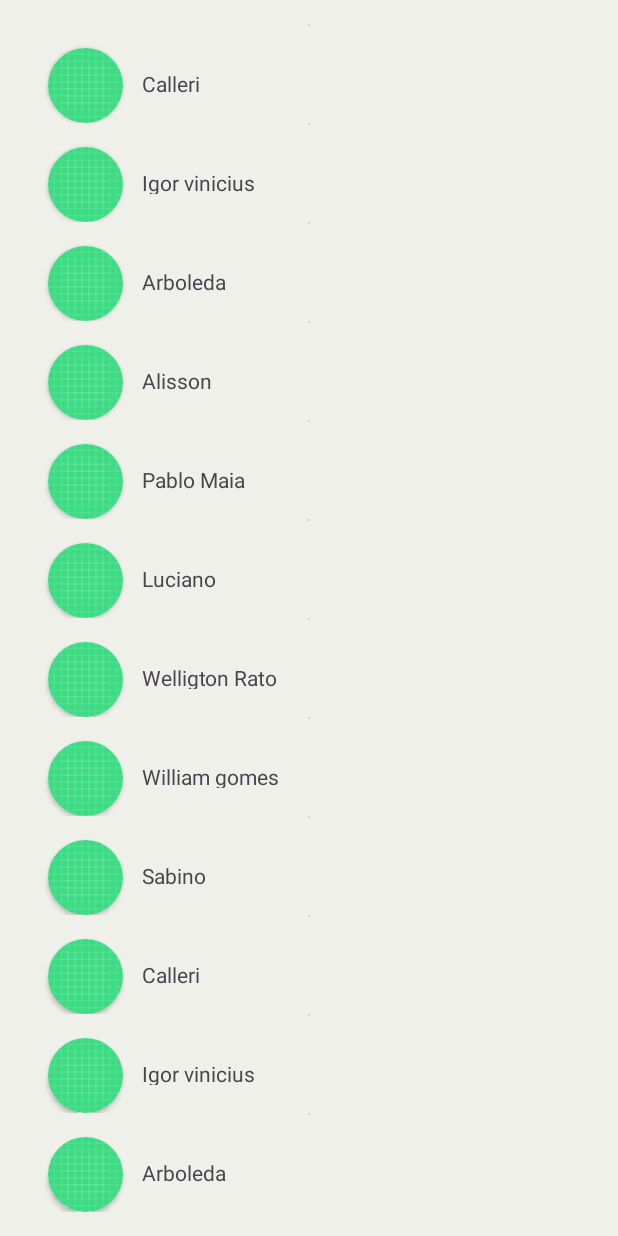
After one commit to Rafinha003/Aplicativo_cadastro, an Android app: the TelaListagem screen opened directly, with no data from a screen before it, on a phone screen of 412 x 824 dp. The commit adds this screen. Run offline under Robolectric (Android 15) with nearby library versions, the phone set to English and light mode, and no system bars.

Commit message:
Criação do funcionamento da lista

```diff
--- a/app/build.gradle.kts
+++ b/app/build.gradle.kts
@@ -15,6 +15,10 @@ android {
         versionName = "1.0"
 
         testInstrumentationRunner = "androidx.test.runner.AndroidJUnitRunner"
+    }
+
+    viewBinding{
+        enable = true
     }
 
     buildTypes {
@@ -38,6 +42,7 @@ dependencies {
     implementation("androidx.appcompat:appcompat:1.6.1")
     implementation("com.google.android.material:material:1.8.0")
     implementation("androidx.constraintlayout:constraintlayout:2.1.4")
+    implementation("androidx.activity:activity:1.8.0")
     testImplementation("junit:junit:4.13.2")
     androidTestImplementation("androidx.test.ext:junit:1.1.5")
     androidTestImplementation("androidx.test.espresso:espresso-core:3.5.1")
--- a/app/src/main/AndroidManifest.xml
+++ b/app/src/main/AndroidManifest.xml
@@ -13,6 +13,12 @@
         android:theme="@style/Theme.AplicativoDeCadastro"
         tools:targetApi="31">
         <activity
+            android:name=".TelaListagem"
+            android:exported="false" />
+        <activity
+            android:name=".TelaListagemNome"
+            android:exported="false" />
+        <activity
             android:name=".TelaCadsatro"
             android:exported="false" />
         <activity
--- /dev/null
+++ b/app/src/main/java/com/example/aplicativodecadastro/Adapter.kt
@@ -0,0 +1,33 @@
+package com.example.aplicativodecadastro
+
+import android.view.LayoutInflater
+import android.view.ViewGroup
+import android.view.View
+import android.widget.TextView
+import androidx.recyclerview.widget.RecyclerView
+
+
+class Adapter(
+    private val myList: List<String>
+) : RecyclerView.Adapter<Adapter.MyViewHolder>() {
+
+    class MyViewHolder(itemView: View): RecyclerView.ViewHolder(itemView){
+       val textName: TextView = itemView.findViewById(R.id.textView)
+    }
+
+    //criar cada linha no layout
+    override fun onCreateViewHolder(parent: ViewGroup, viewType: Int): MyViewHolder {
+       val itemView = LayoutInflater.from(parent.context).inflate(R.layout.item_adapter, parent, false)
+        return MyViewHolder(itemView)
+    }
+
+    //retornar o tamanho da lista
+    override fun getItemCount() = myList.size
+
+    //método exibir informações
+    override fun onBindViewHolder(holder: MyViewHolder, position: Int) {
+       val name = myList[position]
+
+        holder.textName.text = name
+    }
+}
--- a/app/src/main/java/com/example/aplicativodecadastro/MainActivity.kt
+++ b/app/src/main/java/com/example/aplicativodecadastro/MainActivity.kt
@@ -6,6 +6,7 @@ import android.os.Bundle
 import android.widget.Button
 import android.widget.EditText
 import android.widget.Toast
+
 
 
 class MainActivity : AppCompatActivity() {
@@ -31,6 +32,8 @@ class MainActivity : AppCompatActivity() {
 
             if ( username == usuarioCadastrado && password == senhaCadastrado && email == emailCadastrado) {
                 Toast.makeText(this, "Bem-vindo, $usuarioCadastrado!", Toast.LENGTH_SHORT).show()
+                val intent = Intent(this, TelaListagem::class.java)
+                startActivity(intent)
             } else if(username.isEmpty() || password.isEmpty() || email.isEmpty()) {
                 Toast.makeText(this, "Digite todas as informações para login", Toast.LENGTH_SHORT).show()
             } else{
--- /dev/null
+++ b/app/src/main/java/com/example/aplicativodecadastro/TelaListagem.kt
@@ -0,0 +1,54 @@
+package com.example.aplicativodecadastro
+
+import android.os.Bundle
+import androidx.appcompat.app.AppCompatActivity
+import androidx.recyclerview.widget.LinearLayoutManager
+import com.example.aplicativodecadastro.databinding.ActivityTelaListagemBinding
+
+private lateinit var biding: ActivityTelaListagemBinding
+
+class TelaListagem : AppCompatActivity() {
+    override fun onCreate(savedInstanceState: Bundle?) {
+        super.onCreate(savedInstanceState)
+         biding = ActivityTelaListagemBinding.inflate(layoutInflater)
+        setContentView(biding.root)
+
+        initRecycleView()
+    }
+
+    private fun initRecycleView(){
+        biding.recyclerView.layoutManager = LinearLayoutManager(this)
+        biding.recyclerView.setHasFixedSize(true)
+        biding.recyclerView.adapter = Adapter(getList())
+    }
+
+    private fun getList() = listOf(
+        "Calleri",
+        "Igor vinicius",
+        "Arboleda",
+        "Alisson",
+        "Pablo Maia",
+        "Luciano",
+        "Welligton Rato",
+        "William gomes",
+        "Sabino",
+        "Calleri",
+        "Igor vinicius",
+        "Arboleda",
+        "Alisson",
+        "Pablo Maia",
+        "Luciano",
+        "Welligton Rato",
+        "William gomes",
+        "Sabino",
+        "Calleri",
+        "Igor vinicius",
+        "Arboleda",
+        "Alisson",
+        "Pablo Maia",
+        "Luciano",
+        "Welligton Rato",
+        "William gomes",
+        "Sabino"
+    )
+}
--- a/app/src/main/res/layout/activity_tela_cadsatro.xml
+++ b/app/src/main/res/layout/activity_tela_cadsatro.xml
@@ -4,7 +4,7 @@
     xmlns:tools="http://schemas.android.com/tools"
     android:layout_width="match_parent"
     android:layout_height="match_parent"
-    tools:context=".MainActivity"
+    tools:context=".TelaCadsatro"
     android:orientation="vertical"
     android:padding="16dp"
     android:background="#EFF0EA">
--- /dev/null
+++ b/app/src/main/res/layout/activity_tela_listagem.xml
@@ -0,0 +1,17 @@
+<?xml version="1.0" encoding="utf-8"?>
+<androidx.constraintlayout.widget.ConstraintLayout xmlns:android="http://schemas.android.com/apk/res/android"
+    xmlns:app="http://schemas.android.com/apk/res-auto"
+    xmlns:tools="http://schemas.android.com/tools"
+    android:layout_width="match_parent"
+    android:layout_height="wrap_content"
+    android:orientation="vertical"
+    android:padding="16dp"
+    android:background="#EFF0EA"
+    tools:context=".TelaListagem">
+
+    <androidx.recyclerview.widget.RecyclerView
+        android:id="@+id/recyclerView"
+        android:layout_width="match_parent"
+        android:layout_height="match_parent"/>
+
+</androidx.constraintlayout.widget.ConstraintLayout>
--- /dev/null
+++ b/app/src/main/res/layout/item_adapter.xml
@@ -0,0 +1,48 @@
+<?xml version="1.0" encoding="utf-8"?>
+<androidx.constraintlayout.widget.ConstraintLayout xmlns:android="http://schemas.android.com/apk/res/android"
+    xmlns:app="http://schemas.android.com/apk/res-auto"
+    xmlns:tools="http://schemas.android.com/tools"
+    android:layout_width="match_parent"
+    android:layout_height="wrap_content"
+
+    android:background="#EFF0EA">
+
+    <androidx.cardview.widget.CardView
+        android:id="@+id/cardView"
+        android:layout_width="wrap_content"
+        android:layout_height="wrap_content"
+        android:layout_margin="16dp"
+        app:cardCornerRadius="25dp"
+        app:layout_constraintStart_toStartOf="parent"
+        app:layout_constraintTop_toTopOf="parent">
+
+    <ImageView
+        android:layout_width="50dp"
+        android:layout_height="50dp"
+        android:src="@drawable/ic_launcher_background"/>
+    </androidx.cardview.widget.CardView>
+
+    <TextView
+        android:id="@+id/textView"
+        android:layout_width="287dp"
+        android:layout_height="17dp"
+        android:layout_marginHorizontal="14dp"
+        app:layout_constraintBottom_toBottomOf="@+id/cardView"
+        app:layout_constraintEnd_toEndOf="parent"
+        app:layout_constraintHorizontal_bias="1.0"
+        app:layout_constraintStart_toStartOf="@+id/cardView"
+        app:layout_constraintTop_toTopOf="@+id/cardView"
+        app:layout_constraintVertical_bias="0.419" />
+
+    <ImageView
+        android:id="@+id/imgView"
+        android:layout_width="match_parent"
+        android:layout_height="1dp"
+        android:layout_margin="16dp"
+        android:src="?actionBarDivider"
+        tools:ignore="MissingConstraints"
+        tools:layout_editor_absoluteX="32dp"
+        tools:layout_editor_absoluteY="95dp" />
+
+
+</androidx.constraintlayout.widget.ConstraintLayout>
```
